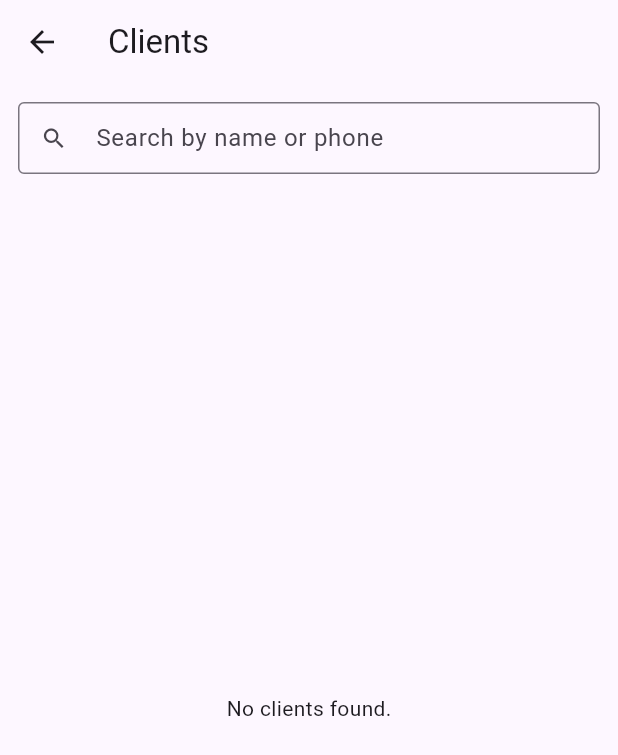
After one commit to Ayyoubka/smart_salon_v2, a Flutter app: the BarberClientsScreen screen opened directly, on a phone screen of 412 x 824 dp. The commit adds this screen. Shown: the top 755 px of the screen. Run offline on Flutter 3.47's test engine with Material 3 defaults, Android fonts, the phone set to English and light mode, and no system bars; our stand-ins replace cloud_firestore, firebase_auth, firebase_core, flutter_riverpod, go_router; accounts and stored records are empty.

Commit message:
Add barber clients screen

```diff
--- /dev/null
+++ b/lib/features/barber/presentation/screens/barber_clients_screen.dart
@@ -0,0 +1,113 @@
+import 'package:flutter/material.dart';
+import 'package:flutter_riverpod/flutter_riverpod.dart';
+import '../../../../shared/models/client_model.dart';
+import '../../../client/presentation/providers/clients_provider.dart';
+import '../../../client/presentation/screens/client_history_screen.dart';
+import '../../../../features/user/presentation/providers/current_user_provider.dart';
+
+class BarberClientsScreen extends ConsumerStatefulWidget {
+  const BarberClientsScreen({super.key});
+
+  @override
+  ConsumerState<BarberClientsScreen> createState() =>
+      _BarberClientsScreenState();
+}
+
+class _BarberClientsScreenState extends ConsumerState<BarberClientsScreen> {
+  final _searchController = TextEditingController();
+  String _query = '';
+
+  @override
+  void dispose() {
+    _searchController.dispose();
+    super.dispose();
+  }
+
+  List<ClientModel> _filter(List<ClientModel> clients) {
+    final q = _query.trim().toLowerCase();
+    if (q.isEmpty) return clients;
+    return clients
+        .where((c) =>
+            c.fullName.toLowerCase().contains(q) || c.phone.contains(q))
+        .toList();
+  }
+
+  @override
+  Widget build(BuildContext context) {
+    final clientsAsync = ref.watch(clientsProvider);
+
+    return Scaffold(
+      appBar: AppBar(title: const Text('Clients')),
+      body: Column(
+        children: [
+          Padding(
+            padding: const EdgeInsets.fromLTRB(12, 12, 12, 4),
+            child: TextField(
+              controller: _searchController,
+              decoration: InputDecoration(
+                hintText: 'Search by name or phone',
+                prefixIcon: const Icon(Icons.search),
+                suffixIcon: _query.isNotEmpty
+                    ? IconButton(
+                        icon: const Icon(Icons.clear),
+                        onPressed: () {
+                          _searchController.clear();
+                          setState(() => _query = '');
+                        },
+                      )
+                    : null,
+                border: const OutlineInputBorder(),
+                isDense: true,
+              ),
+              onChanged: (v) => setState(() => _query = v),
+            ),
+          ),
+          Expanded(
+            child: clientsAsync.when(
+              loading: () =>
+                  const Center(child: CircularProgressIndicator()),
+              error: (e, _) => Center(child: Text('Error: $e')),
+              data: (clients) {
+                final filtered = _filter(clients);
+
+                if (filtered.isEmpty) {
+                  return Center(
+                    child: Text(
+                      _query.isEmpty ? 'No clients found.' : 'No results.',
+                    ),
+                  );
+                }
+
+                return ListView.builder(
+                  itemCount: filtered.length,
+                  itemBuilder: (context, index) {
+                    final client = filtered[index];
+                    return ListTile(
+                      title: Text(client.fullName),
+                      subtitle: Text(client.phone),
+                      trailing: const Icon(Icons.chevron_right),
+                      onTap: () {
+                        final user = ref.read(currentUserProvider).value;
+                        if (user == null) return;
+                        Navigator.of(context).push(
+                          MaterialPageRoute<void>(
+                            builder: (_) => ClientHistoryScreen(
+                              clientId: client.id,
+                              clientName: client.fullName,
+                              phone: client.phone,
+                              salonId: user.salonId,
+                            ),
+                          ),
+                        );
+                      },
+                    );
+                  },
+                );
+              },
+            ),
+          ),
+        ],
+      ),
+    );
+  }
+}
```
Also changed, not shown: lib/features/barber/presentation/screens/barber_more_screen.dart (+16 -0 lines).
